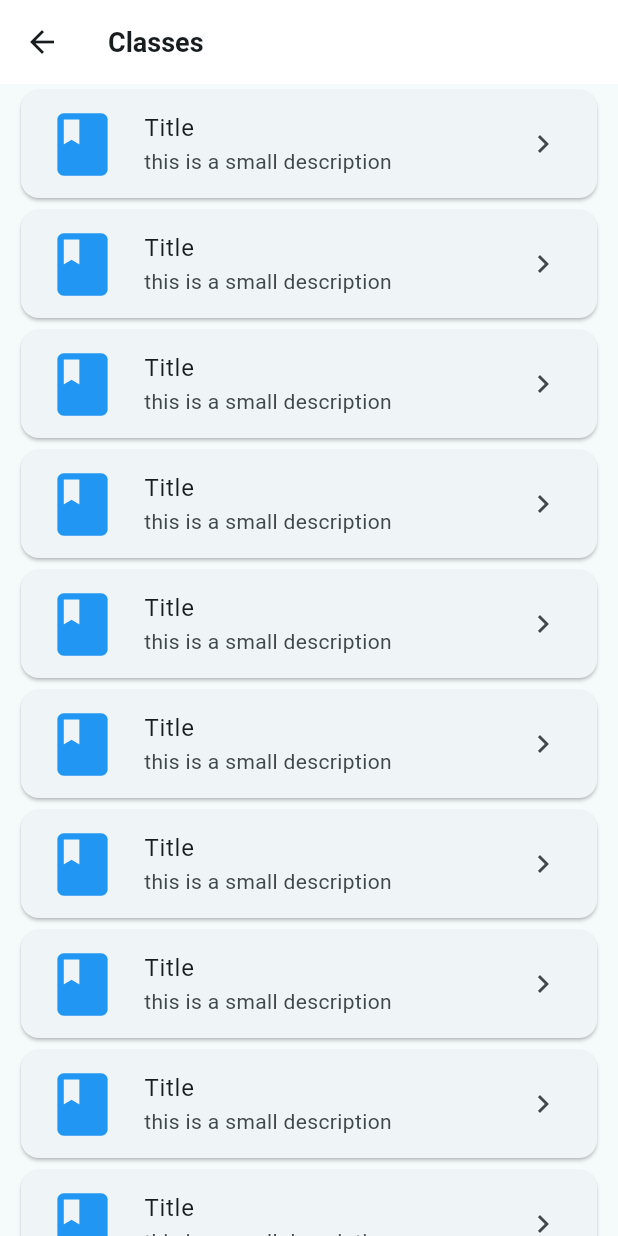
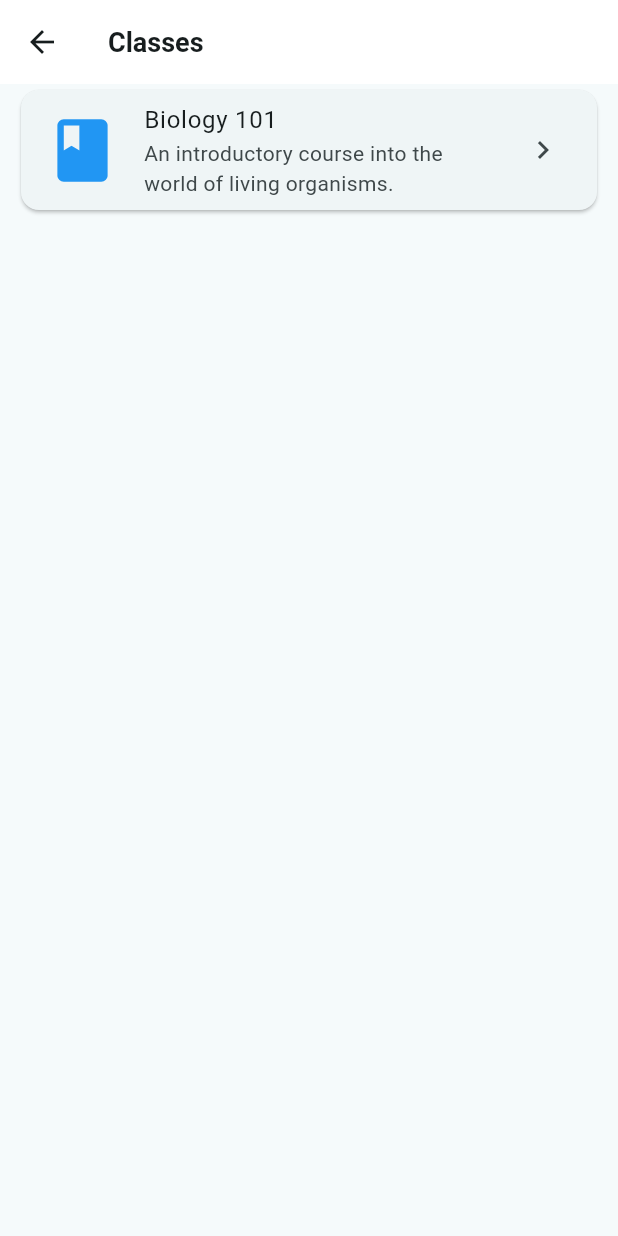
Before and after one commit to ali-mansour21/Studify-App, a Flutter app: the ProfileScreen screen opened by its route, item 3 of the bottom bar chosen, after a tap on "Classes", on a phone screen of 412 x 824 dp. Run offline on Flutter 3.47's test engine with Material 3 defaults, Android fonts, the phone set to English and light mode, and no system bars; our stand-ins replace camera, image_picker; project files that could hold a hidden picture were left out.

Commit message:
Make the class card dynamic

```diff
--- a/mobile/lib/models/classes/class_data.dart
+++ b/mobile/lib/models/classes/class_data.dart
@@ -33,3 +33,52 @@ class ClassData {
       required this.description,
       required this.materials});
 }
+
+final List<ClassData> classInfo = [
+  ClassData(
+    title: "Biology 101",
+    description: "An introductory course into the world of living organisms.",
+    materials: [
+      Material(
+        title: "Cell Biology",
+        topics: [
+          Topic(
+              title: "Cell Structure",
+              content: "Detailed discussion on cell structure."),
+          Topic(
+              title: "Cell Function", content: "Exploring how cells function."),
+        ],
+        assignments: [
+          Assignment(
+            title: "Cell Diagram",
+            description: "Draw and label parts of a cell.",
+            dueDate: DateTime.now().add(const Duration(days: 7)),
+          ),
+          Assignment(
+            title: "Cell Function Essay",
+            description: "Write an essay on the function of mitochondria.",
+            dueDate: DateTime.now().add(const Duration(days: 14)),
+          ),
+        ],
+      ),
+      Material(
+        title: "Genetics",
+        topics: [
+          Topic(
+              title: "DNA Replication",
+              content: "Processes involved in DNA replication."),
+          Topic(
+              title: "Genetic Diseases", content: "Study of genetic diseases."),
+        ],
+        assignments: [
+          Assignment(
+            title: "Genetics Homework",
+            description: "Complete the genetics worksheet.",
+            dueDate: DateTime.now().add(const Duration(days: 10)),
+          ),
+        ],
+      ),
+    ],
+  ),
+  // Additional ClassData objects can be added here if needed
+];
--- a/mobile/lib/screens/profile_screen.dart
+++ b/mobile/lib/screens/profile_screen.dart
@@ -142,7 +142,7 @@ class _ProfileScreenState extends State<ProfileScreen> {
                 trailing: const Icon(Icons.arrow_forward_ios),
                 onTap: () {
                   Navigator.of(context).push(
-                    MaterialPageRoute(builder: (context) => const StudentClassScreen()),
+                    MaterialPageRoute(builder: (context) =>  StudentClassScreen()),
                   );
                 },
               ),
--- a/mobile/lib/screens/student_class_screen.dart
+++ b/mobile/lib/screens/student_class_screen.dart
@@ -1,4 +1,5 @@
 import 'package:flutter/material.dart';
+import 'package:mobile/models/classes/class_data.dart';
 
 class StudentClassScreen extends StatelessWidget {
   const StudentClassScreen({super.key});
@@ -25,8 +26,9 @@ class StudentClassScreen extends StatelessWidget {
                 child: Padding(
               padding: const EdgeInsets.only(left: 10, right: 10),
               child: ListView.builder(
-                itemCount: 12,
+                itemCount: classInfo.length,
                 itemBuilder: (context, index) {
+                  final classData = classInfo[index];
                   return Card(
                     child: ListTile(
                       leading: const Icon(
@@ -34,8 +36,8 @@ class StudentClassScreen extends StatelessWidget {
                         color: Colors.blue,
                         size: 50,
                       ),
-                      title: const Text('Title'),
-                      subtitle: const Text('this is a small description'),
+                      title: Text(classData.title),
+                      subtitle: Text(classData.description),
                       trailing: const Icon(Icons.chevron_right),
                       onTap: () {},
                     ),
```
